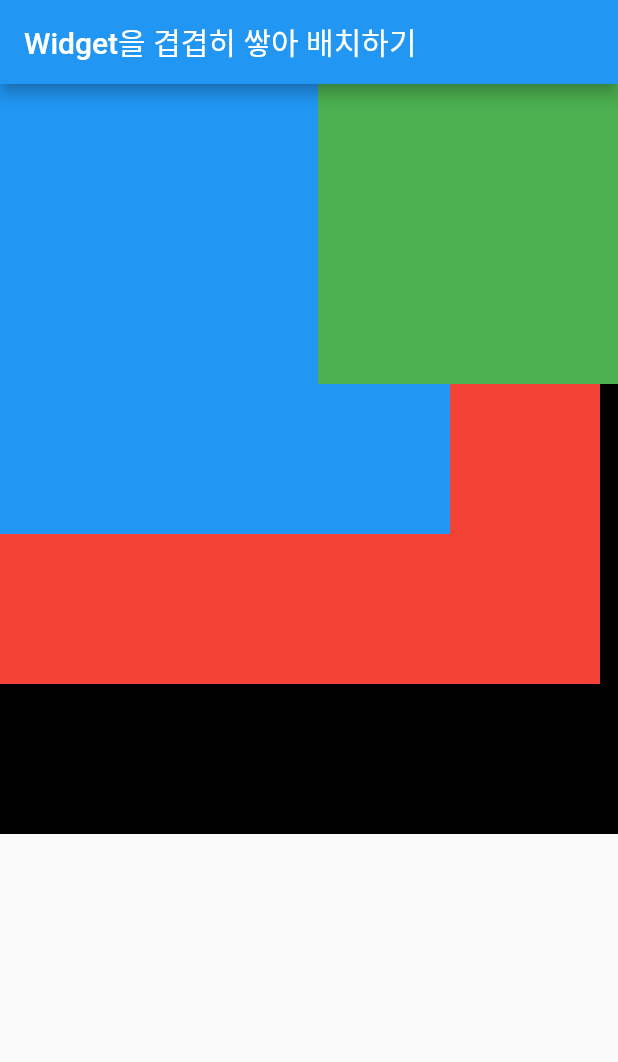
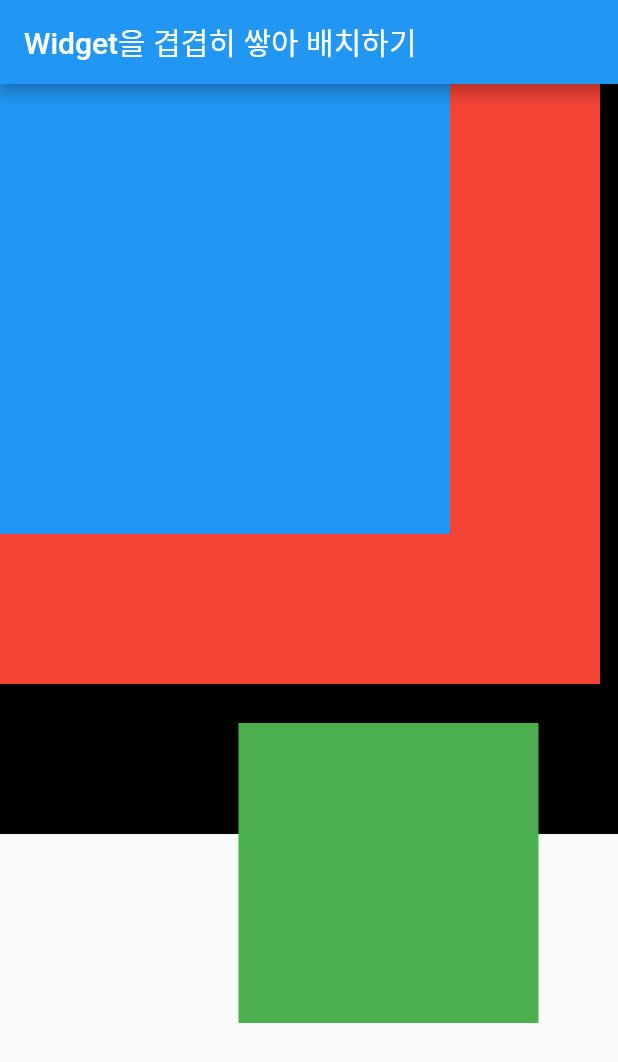
Before and after one commit to khanian/flutter_layout_example, a Flutter app: the screen it shows after launch, on a phone screen of 412 x 824 dp. Shown: the top 1062 px of the screen. Run offline on Flutter 3.47's test engine with Material 2 defaults, Android fonts, the phone set to English and light mode, and no system bars.

Commit message:
widget stack Align x, y

```diff
--- a/lib/main.dart
+++ b/lib/main.dart
@@ -41,7 +41,7 @@ class Body extends StatelessWidget {
           color: Colors.blue,
         ),
         Align(
-          alignment: Alignment.topRight,
+          alignment: Alignment(0.5, 0.5),
           child: Container(
             width: 200,
             height: 200,
```
